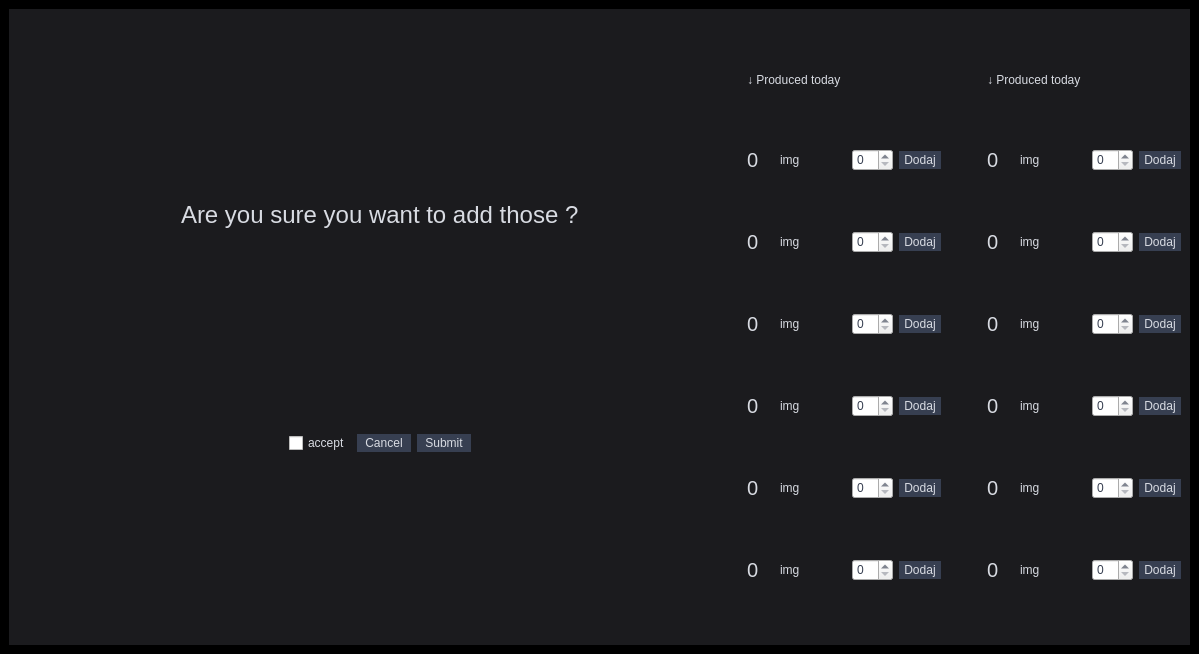
First picture: the form in LinuxProject/mainwindow.ui, repository Skalik2/LinuxAppCpp, before the edit.
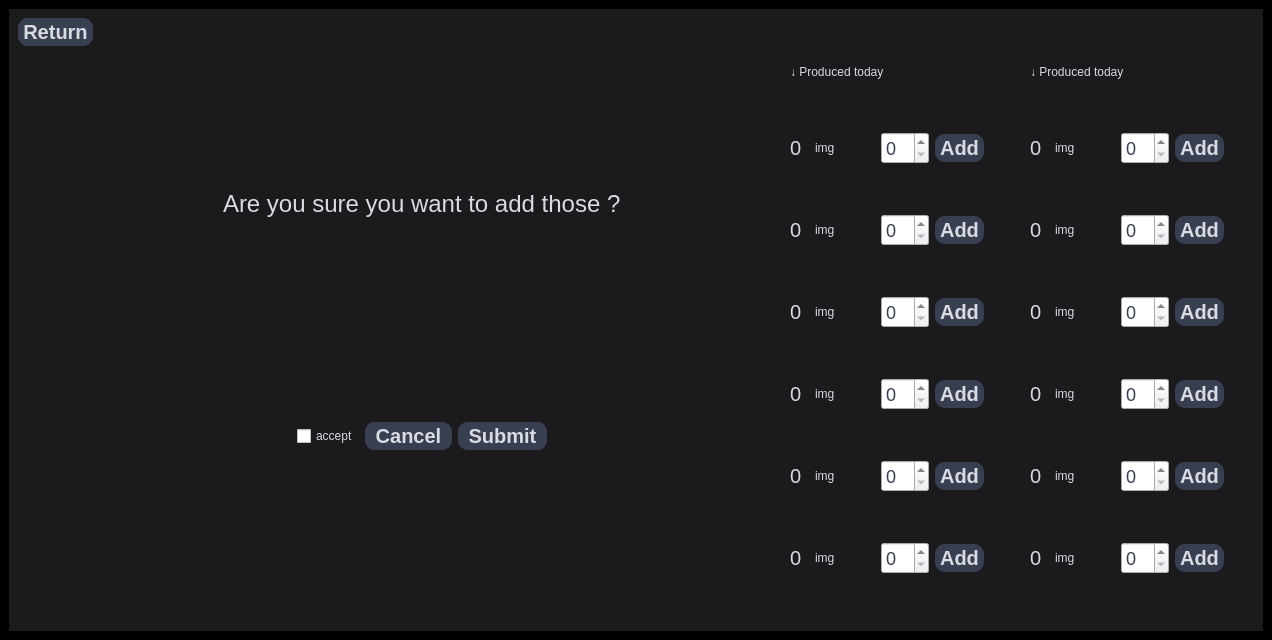
Second picture: the form after the edit.

Commit message: Add simple database system + gui return button / font update

```diff
--- a/LinuxProject/mainwindow.ui
+++ b/LinuxProject/mainwindow.ui
@@ -6,8 +6,8 @@
    <rect>
     <x>0</x>
     <y>0</y>
-    <width>1199</width>
-    <height>654</height>
+    <width>1272</width>
+    <height>640</height>
    </rect>
   </property>
   <property name="maximumSize">
@@ -200,6 +200,7 @@
 	background-color: #373F51;
 	color: #D8DBE2;
 	border-radius: 10px;
+	font: bold 20px;
 }
 QPushButton:hover{
 	background-color: rgb(255, 255, 255);
@@ -211,26 +212,53 @@
 QSpinBox{
 background-color: none;
 color: #373F51;
+width: 26px;
+height: 26px;
+font: 18px;
 }</string>
        </property>
        <layout class="QHBoxLayout" name="horizontalLayout_8">
         <item>
-         <layout class="QHBoxLayout" name="horizontalLayout_6" stretch="0,0,0,0,0,0">
+         <layout class="QHBoxLayout" name="horizontalLayout_6" stretch="0,0,0,0,0,0,0">
           <item>
-           <spacer name="horizontalSpacer_11">
-            <property name="orientation">
-             <enum>Qt::Horizontal</enum>
-            </property>
-            <property name="sizeType">
-             <enum>QSizePolicy::Minimum</enum>
-            </property>
-            <property name="sizeHint" stdset="0">
-             <size>
-              <width>40</width>
-              <height>20</height>
-             </size>
-            </property>
-           </spacer>
+           <layout class="QVBoxLayout" name="verticalLayout_2">
+            <item>
+             <widget class="QPushButton" name="pushButton">
+              <property name="text">
+               <string>Return</string>
+              </property>
+             </widget>
+            </item>
+            <item>
+             <spacer name="verticalSpacer_9">
+              <property name="orientation">
+               <enum>Qt::Vertical</enum>
+              </property>
+              <property name="sizeHint" stdset="0">
+               <size>
+                <width>20</width>
+                <height>40</height>
+               </size>
+              </property>
+             </spacer>
+            </item>
+            <item>
+             <spacer name="horizontalSpacer_11">
+              <property name="orientation">
+               <enum>Qt::Horizontal</enum>
+              </property>
+              <property name="sizeType">
+               <enum>QSizePolicy::Minimum</enum>
+              </property>
+              <property name="sizeHint" stdset="0">
+               <size>
+                <width>40</width>
+                <height>20</height>
+               </size>
+              </property>
+             </spacer>
+            </item>
+           </layout>
           </item>
           <item>
            <layout class="QVBoxLayout" name="verticalLayout_4">
@@ -631,7 +659,7 @@
               <item>
                <widget class="QPushButton" name="pushButton1_3">
                 <property name="text">
-                 <string>Dodaj</string>
+                 <string>Add</string>
                 </property>
                </widget>
               </item>
@@ -804,7 +832,7 @@
               <item>
                <widget class="QPushButton" name="pushButton2_2">
                 <property name="text">
-                 <string>Dodaj</string>
+                 <string>Add</string>
                 </property>
                </widget>
               </item>
@@ -854,7 +882,7 @@
               <item>
                <widget class="QPushButton" name="pushButton3_2">
                 <property name="text">
-                 <string>Dodaj</string>
+                 <string>Add</string>
                 </property>
                </widget>
               </item>
@@ -903,7 +931,7 @@
               <item>
                <widget class="QPushButton" name="pushButton4_2">
                 <property name="text">
-                 <string>Dodaj</string>
+                 <string>Add</string>
                 </property>
                </widget>
               </item>
@@ -952,7 +980,7 @@
               <item>
                <widget class="QPushButton" name="pushButton5_2">
                 <property name="text">
-                 <string>Dodaj</string>
+                 <string>Add</string>
                 </property>
                </widget>
               </item>
@@ -1001,7 +1029,7 @@
               <item>
                <widget class="QPushButton" name="pushButton6_2">
                 <property name="text">
-                 <string>Dodaj</string>
+                 <string>Add</string>
                 </property>
                </widget>
               </item>
@@ -1109,7 +1137,7 @@
               <item>
                <widget class="QPushButton" name="pushButton1">
                 <property name="text">
-                 <string>Dodaj</string>
+                 <string>Add</string>
                 </property>
                </widget>
               </item>
@@ -1282,7 +1310,7 @@
               <item>
                <widget class="QPushButton" name="pushButton2">
                 <property name="text">
-                 <string>Dodaj</string>
+                 <string>Add</string>
                 </property>
                </widget>
               </item>
@@ -1332,7 +1360,7 @@
               <item>
                <widget class="QPushButton" name="pushButton3">
                 <property name="text">
-                 <string>Dodaj</string>
+                 <string>Add</string>
                 </property>
                </widget>
               </item>
@@ -1381,7 +1409,7 @@
               <item>
                <widget class="QPushButton" name="pushButton4">
                 <property name="text">
-                 <string>Dodaj</string>
+                 <string>Add</string>
                 </property>
                </widget>
               </item>
@@ -1430,7 +1458,7 @@
               <item>
                <widget class="QPushButton" name="pushButton5">
                 <property name="text">
-                 <string>Dodaj</string>
+                 <string>Add</string>
                 </property>
                </widget>
               </item>
@@ -1479,7 +1507,7 @@
               <item>
                <widget class="QPushButton" name="pushButton6">
                 <property name="text">
-                 <string>Dodaj</string>
+                 <string>Add</string>
                 </property>
                </widget>
               </item>
@@ -1487,6 +1515,22 @@
             </item>
            </layout>
           </item>
+          <item>
+           <spacer name="horizontalSpacer_3">
+            <property name="orientation">
+             <enum>Qt::Horizontal</enum>
+            </property>
+            <property name="sizeType">
+             <enum>QSizePolicy::Fixed</enum>
+            </property>
+            <property name="sizeHint" stdset="0">
+             <size>
+              <width>30</width>
+              <height>20</height>
+             </size>
+            </property>
+           </spacer>
+          </item>
          </layout>
         </item>
        </layout>
```
Left out of the diff: 38 changed lines with no effect on the pictures. The commit also changes 6 other files.
